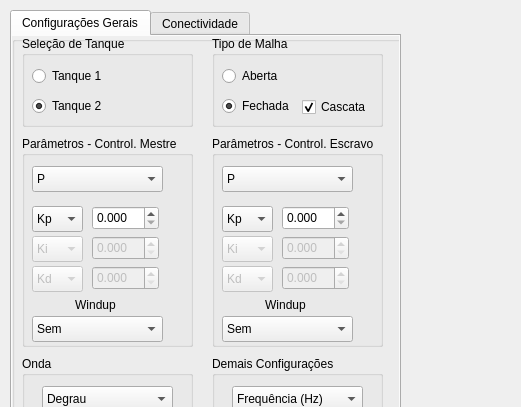
Before: the Qt Designer form supervisorio.ui in ADHRT/controleTanque, drawn with Qt 5; both pictures show x 0 to 521 and y 0 to 407 of the 1436 by 813 pixel window.
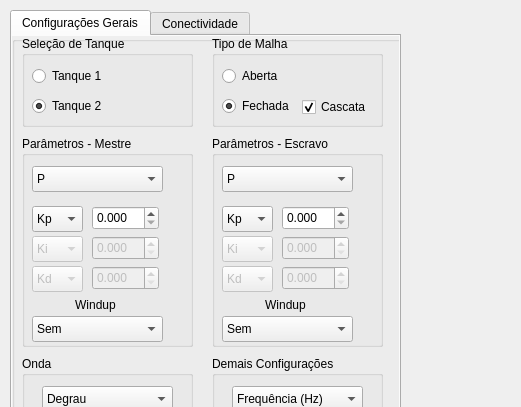
After: the same form once the commit is applied. Icons and pictures are not drawn. Custom widgets are drawn as their Qt base class.

Patch:
```diff
--- a/supervisorio.ui
+++ b/supervisorio.ui
@@ -592,7 +592,7 @@
         </rect>
        </property>
        <property name="title">
-        <string>Parâmetros - Control. Mestre</string>
+        <string>Parâmetros - Mestre</string>
        </property>
        <widget class="QComboBox" name="comboBox_tipoControle">
         <property name="geometry">
@@ -1327,7 +1327,7 @@
         </rect>
        </property>
        <property name="title">
-        <string>Parâmetros - Control. Escravo</string>
+        <string>Parâmetros - Escravo</string>
        </property>
        <widget class="QComboBox" name="comboBox_tipoControle_2">
         <property name="geometry">
```
